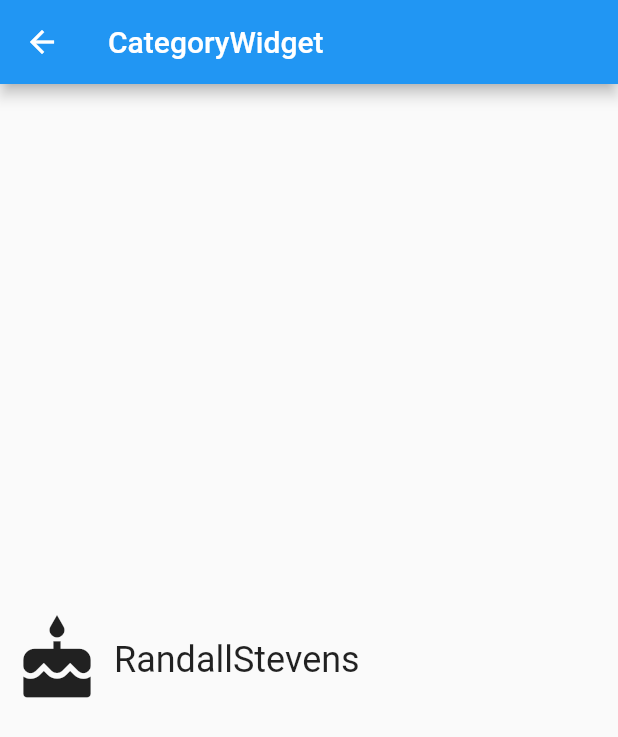
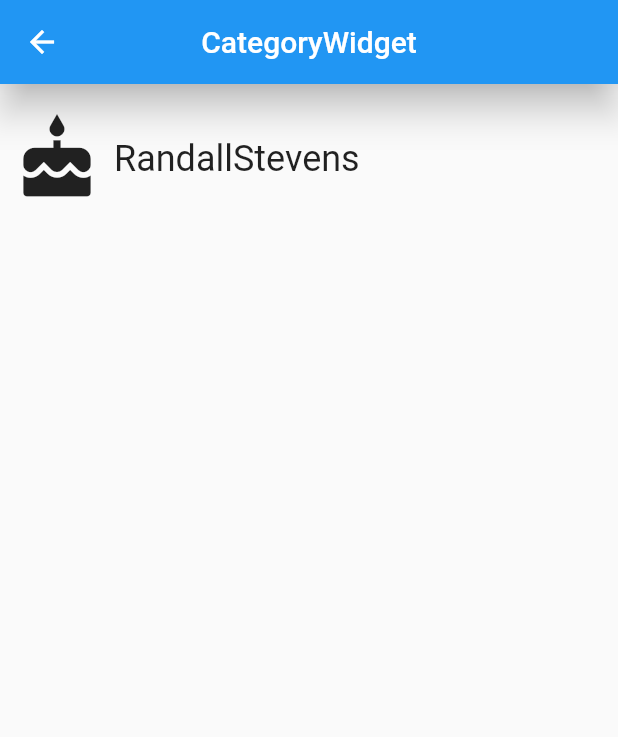
Before and after one commit to kRadius/udacity-exercise, a Flutter app: the screen it shows after launch, after a tap on an icon or button, on a phone screen of 412 x 824 dp. Shown: the top 737 px of the screen. Run offline on Flutter 3.47's test engine with Material 2 defaults, Android fonts, the phone set to English and light mode, and no system bars.

Commit message:
feat: exercise_02_category_route

```diff
--- a/category_widget/lib/category_widget.dart
+++ b/category_widget/lib/category_widget.dart
@@ -25,7 +25,16 @@ class CategoryWidget extends StatelessWidget {
 
   @override
   Widget build(BuildContext context) {
-    return Material(
+    final appBar = AppBar(
+      elevation: 10.0,
+      title: Text(
+        "CategoryWidget",
+      ),
+      centerTitle: true,
+    );
+    return Scaffold(
+        appBar: appBar,
+        body: Material(
           color: Colors.transparent,
           child: Container(
             height: _rowHeight,
@@ -51,7 +60,7 @@ class CategoryWidget extends StatelessWidget {
               ),
             ),
           ),
-    );
+        ));
   }
 
   //Action
--- a/category_widget/lib/main.dart
+++ b/category_widget/lib/main.dart
@@ -1,14 +1,6 @@
+import 'package:category_widget/category_route.dart';
 import 'package:category_widget/category_widget.dart';
 import 'package:flutter/material.dart';
-
-//class CategoryWidget extends StatelessWidget {
-//  @override
-//  Widget build(BuildContext context) {
-//    return Center(
-//        child: CategoryWidget(
-//            icon: Icons.cake, color: Colors.redAccent, name: 'RandallStevens'));
-//  }
-//}
 
 final List<Map> entries = <Map>[
   {
@@ -16,23 +8,22 @@ final List<Map> entries = <Map>[
     'onClick': (BuildContext context, int index) {
       Navigator.push(context, MaterialPageRoute<void>(
         builder: (BuildContext context) {
-          return Scaffold(
-            appBar: AppBar(title: Text(entries[index]['name'])),
-            body: Center(
-              child: CategoryWidget(
-                  icon: Icons.cake,
-                  color: Colors.redAccent,
-                  name: 'RandallStevens'),
-            ),
-          );
+          return CategoryWidget(
+              icon: Icons.cake,
+              color: Colors.redAccent,
+              name: 'RandallStevens');
         },
       ));
     }
   },
   {
     'name': 'CategoryRoute',
-    'onClick': (BuildContext context) {
-      print('click');
+    'onClick': (BuildContext context, int index) {
+      Navigator.push(context, MaterialPageRoute<void>(
+        builder: (BuildContext context) {
+          return CategoryRoute();
+        },
+      ));
     }
   },
 ];
@@ -43,7 +34,10 @@ void main() {
         debugShowCheckedModeBanner: true,
         home: Scaffold(
             appBar: AppBar(
-              title: Text('Udacity Exercise', style: TextStyle(fontSize: 30),),
+              title: Text(
+                'Udacity Exercise',
+                style: TextStyle(fontSize: 30),
+              ),
             ),
             body: ListView.separated(
               padding: EdgeInsets.all(8.0),
```
Also changed, not shown: category_widget/lib/category_route.dart (+69 -3 lines), 1 other file. Lines whose indentation alone changed are shown as unchanged.
